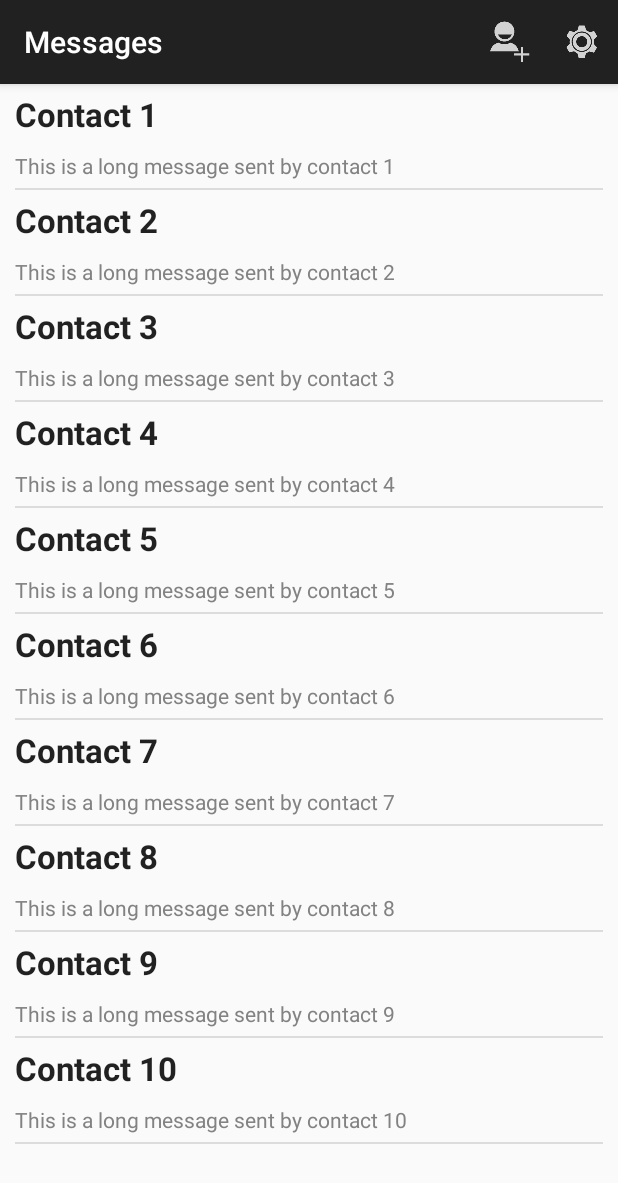
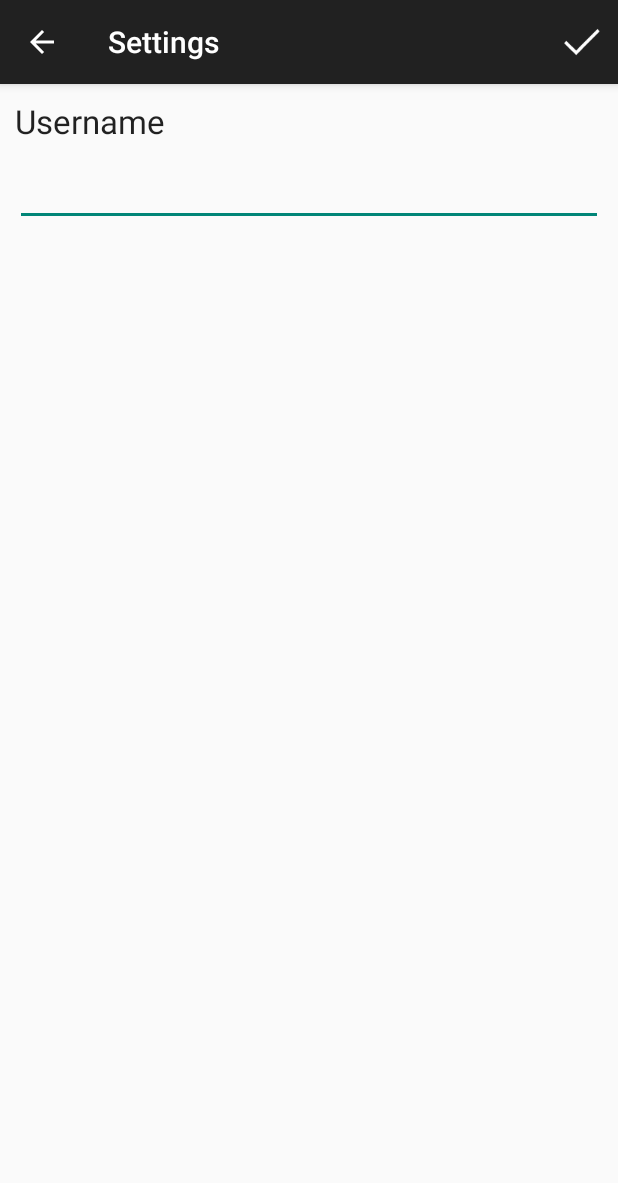
Before and after one commit to ronakshah725/RavenChat, an Android app: the screen it shows after launch (MessageListActivity before the commit, SettingsActivity after it), after a tap on "Settings", on a phone screen of 412 x 824 dp. Shown: the top 1183 px of the screen. Run offline under Robolectric (Android 15) with nearby library versions, the phone set to English and light mode, and no system bars.

Commit message:
Settings Activity + Username persistence + chat bubble 9 patch
Adds a setting activity which currently lets one set Username.
Username is persisted and app asks for a username if not set.
Adds 9 ptch images to be used for making chat bubbles.

```diff
--- a/raven/src/main/AndroidManifest.xml
+++ b/raven/src/main/AndroidManifest.xml
@@ -16,6 +16,11 @@
                 <category android:name="android.intent.category.LAUNCHER" />
             </intent-filter>
         </activity>
+        <activity
+            android:name="com.sumitgouthaman.raven.SettingsActivity"
+            android:label="@string/title_activity_settings"
+            android:parentActivityName=".MessageListActivity">
+        </activity>
     </application>
 
 </manifest>
--- a/raven/src/main/java/com/sumitgouthaman/raven/MessageListActivity.java
+++ b/raven/src/main/java/com/sumitgouthaman/raven/MessageListActivity.java
@@ -1,5 +1,7 @@
 package com.sumitgouthaman.raven;
 
+import android.app.AlertDialog;
+import android.content.DialogInterface;
 import android.content.Intent;
 import android.os.Bundle;
 import android.support.v4.app.Fragment;
@@ -9,10 +11,12 @@ import android.view.Menu;
 import android.view.MenuItem;
 import android.view.View;
 import android.view.ViewGroup;
+import android.widget.EditText;
 import android.widget.ListView;
 
 import com.sumitgouthaman.raven.listadapters.MessageListAdapter;
 import com.sumitgouthaman.raven.models.MessageListItem;
+import com.sumitgouthaman.raven.persistence.Persistence;
 
 public class MessageListActivity extends ActionBarActivity {
 
@@ -26,6 +30,8 @@ public class MessageListActivity extends ActionBarActivity {
                     .add(R.id.container, new PlaceholderFragment())
                     .commit();
         }
+
+        initialCheck();
     }
 
 
@@ -44,6 +50,8 @@ public class MessageListActivity extends ActionBarActivity {
         // as you specify a parent activity in AndroidManifest.xml.
         int id = item.getItemId();
         if (id == R.id.action_settings) {
+            Intent intent = new Intent(this, SettingsActivity.class);
+            startActivity(intent);
             return true;
         }
         return super.onOptionsItemSelected(item);
@@ -69,7 +77,7 @@ public class MessageListActivity extends ActionBarActivity {
                 messages[i].messagePreview = "This is a long message sent by contact " + (i + 1);
             }
 
-            ListView messagesList = (ListView)rootView.findViewById(R.id.listView_MessageList);
+            ListView messagesList = (ListView) rootView.findViewById(R.id.listView_MessageList);
             MessageListAdapter mla = new MessageListAdapter(getActivity(), messages);
             messagesList.setAdapter(mla);
 
@@ -77,4 +85,29 @@ public class MessageListActivity extends ActionBarActivity {
         }
     }
 
+    public void initialCheck() {
+        String username = Persistence.getUsername(this);
+        if (username == null) {
+            AlertDialog.Builder alert = new AlertDialog.Builder(this);
+            alert.setTitle("Choose username");
+            alert.setMessage(getResources().getString(R.string.message_username_not_set));
+            final EditText input = new EditText(this);
+            alert.setView(input);
+
+            alert.setPositiveButton("Ok", new DialogInterface.OnClickListener() {
+                public void onClick(DialogInterface dialog, int whichButton) {
+                    String chosenUsername = input.getText().toString();
+                    Persistence.setUsername(MessageListActivity.this, chosenUsername);
+                }
+            });
+
+            alert.setNegativeButton("Cancel", new DialogInterface.OnClickListener() {
+                public void onClick(DialogInterface dialog, int whichButton) {
+                    finish();
+                }
+            });
+            alert.show();
+        }
+    }
+
 }
--- /dev/null
+++ b/raven/src/main/java/com/sumitgouthaman/raven/SettingsActivity.java
@@ -0,0 +1,58 @@
+package com.sumitgouthaman.raven;
+
+import android.os.Bundle;
+import android.support.v7.app.ActionBarActivity;
+import android.view.Menu;
+import android.view.MenuItem;
+import android.widget.EditText;
+import android.widget.Toast;
+
+import com.sumitgouthaman.raven.persistence.Persistence;
+
+
+public class SettingsActivity extends ActionBarActivity {
+
+    EditText usernameField;
+
+    @Override
+    protected void onCreate(Bundle savedInstanceState) {
+        super.onCreate(savedInstanceState);
+        setContentView(R.layout.activity_settings);
+
+        usernameField = (EditText) findViewById(R.id.editText_settings_username);
+        String username = Persistence.getUsername(this);
+        usernameField.setText(username);
+    }
+
+
+    @Override
+    public boolean onCreateOptionsMenu(Menu menu) {
+
+        // Inflate the menu; this adds items to the action bar if it is present.
+        getMenuInflater().inflate(R.menu.settings, menu);
+        return true;
+    }
+
+    @Override
+    public boolean onOptionsItemSelected(MenuItem item) {
+        // Handle action bar item clicks here. The action bar will
+        // automatically handle clicks on the Home/Up button, so long
+        // as you specify a parent activity in AndroidManifest.xml.
+        int id = item.getItemId();
+        if (id == R.id.action_settings_save) {
+
+            String username = usernameField.getText().toString().trim();
+            if (username.equals("")) {
+                Toast.makeText(this, getResources().getString(R.string.message_username_blank), Toast.LENGTH_SHORT).show();
+            } else {
+                Persistence.setUsername(this, username);
+                Toast.makeText(this, getResources().getString(R.string.settings_saved), Toast.LENGTH_SHORT).show();
+                finish();
+            }
+
+            return true;
+        }
+        return super.onOptionsItemSelected(item);
+    }
+
+}
--- /dev/null
+++ b/raven/src/main/java/com/sumitgouthaman/raven/persistence/Persistence.java
@@ -0,0 +1,24 @@
+package com.sumitgouthaman.raven.persistence;
+
+import android.app.Activity;
+import android.content.SharedPreferences;
+
+/**
+ * Created by sumit on 15/3/14.
+ */
+public class Persistence {
+
+    private static final String key = "RAVEN";
+
+    public static String getUsername(Activity activity) {
+        SharedPreferences shared = activity.getSharedPreferences(key, 0);
+        return shared.getString("USERNAME", null);
+    }
+
+    public static void setUsername(Activity activity, String username) {
+        SharedPreferences shared = activity.getSharedPreferences(key, 0);
+        SharedPreferences.Editor editor = shared.edit();
+        editor.putString("USERNAME", username);
+        editor.commit();
+    }
+}
--- /dev/null
+++ b/raven/src/main/res/layout/activity_settings.xml
@@ -0,0 +1,27 @@
+<RelativeLayout xmlns:android="http://schemas.android.com/apk/res/android"
+    xmlns:tools="http://schemas.android.com/tools"
+    android:layout_width="match_parent"
+    android:layout_height="match_parent"
+    android:paddingLeft="@dimen/activity_horizontal_margin"
+    android:paddingRight="@dimen/activity_horizontal_margin"
+    android:paddingTop="@dimen/activity_vertical_margin"
+    android:paddingBottom="@dimen/activity_vertical_margin"
+    tools:context="com.sumitgouthaman.raven.SettingsActivity">
+
+    <TextView
+        android:layout_width="wrap_content"
+        android:layout_height="wrap_content"
+        android:textAppearance="?android:attr/textAppearanceLarge"
+        android:text="@string/username"
+        android:id="@+id/textView"
+        android:layout_alignParentTop="true"
+        android:layout_alignParentLeft="true"
+        android:layout_marginBottom="@dimen/elements_bottom_margin"/>
+
+    <EditText
+        android:layout_width="match_parent"
+        android:layout_height="wrap_content"
+        android:id="@+id/editText_settings_username"
+        android:layout_below="@+id/textView"
+        android:layout_alignParentLeft="true" />
+</RelativeLayout>
--- /dev/null
+++ b/raven/src/main/res/menu/settings.xml
@@ -0,0 +1,11 @@
+<menu xmlns:android="http://schemas.android.com/apk/res/android"
+    xmlns:app="http://schemas.android.com/apk/res-auto"
+    xmlns:tools="http://schemas.android.com/tools"
+    tools:context="com.sumitgouthaman.raven.SettingsActivity" >
+
+    <item android:id="@+id/action_settings_save"
+        android:title="@string/action_save"
+        android:icon="@drawable/ic_action_done"
+        android:orderInCategory="100"
+        app:showAsAction="always" />
+</menu>
--- a/raven/src/main/res/values/strings.xml
+++ b/raven/src/main/res/values/strings.xml
@@ -12,5 +12,13 @@
     <string name="placeholder_messagepreview">This is a long message ....</string>
     <string name="title_activity_message_list">Messages</string>
     <string name="action_addContact">Add Contact</string>
+    <string name="choose_username">Choose username</string>
+    <string name="message_username_not_set">Looks like you don\'t have a username set!
+        \nMaybe you are a new user?
+        \n
+        \nChoose one that is fairly unique.</string>
+    <string name="title_activity_settings">Settings</string>
+    <string name="message_username_blank">Username cannot be left blank!</string>
+    <string name="settings_saved">Settings Saved</string>
 
 </resources>
```
Also changed, not shown: raven/src/main/res/drawable/chat_bubble_blue.9.png (added), raven/src/main/res/drawable/chat_bubble_blue.png (added), raven/src/main/res/drawable/chat_bubble_green.9.png (added), raven/src/main/res/drawable/chat_bubble_green.png (added).
